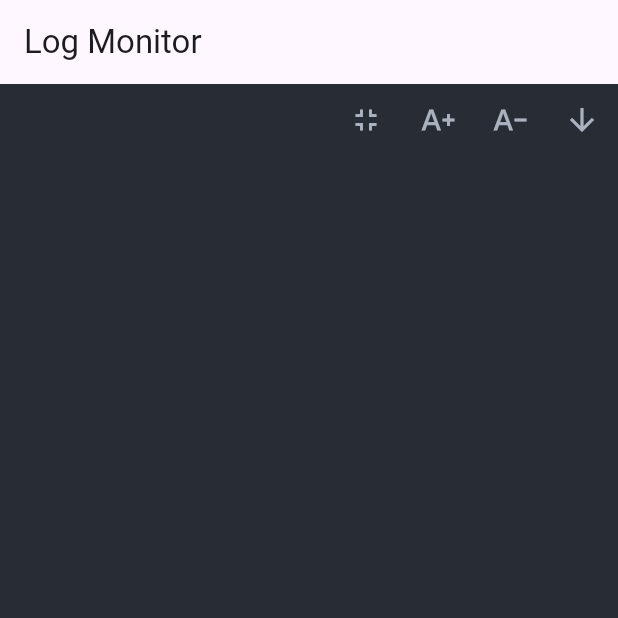
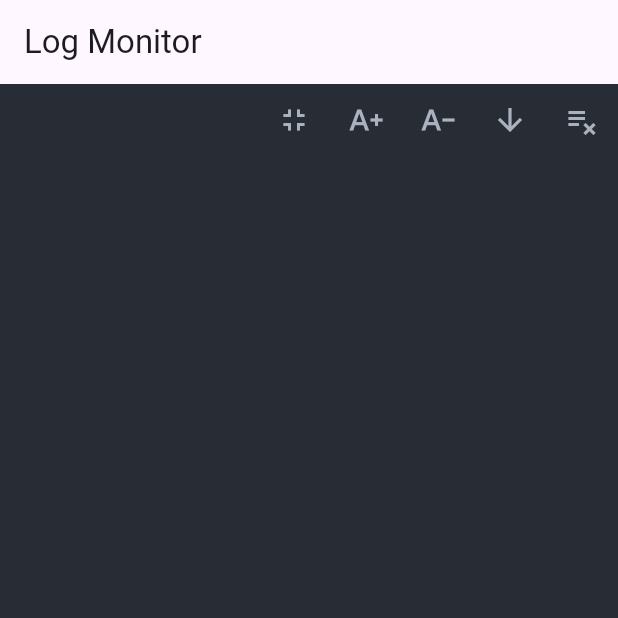
Before and after one commit to Dennis40816/hand_app, a Flutter app: the screen it shows after launch, item 2 of the bottom bar chosen, after a tap on the "fullscreen" icon, on a phone screen of 412 x 824 dp, the top half of it. Run offline on Flutter 3.47's test engine with Material 3 defaults, Android fonts, the phone set to English and light mode, and no system bars; our stand-ins replace logger.

Commit message:
feat: add clear data button on terminal
Signed-off-by: Dennis Liu <dennis48161025@gmail.com>

```diff
--- a/packages/hand_core/lib/src/components/common/terminal.dart
+++ b/packages/hand_core/lib/src/components/common/terminal.dart
@@ -16,6 +16,13 @@ class _TerminalState<T extends TerminalController> extends State<Terminal<T>> {
   bool _shouldAutoScroll = true;
   bool _isExpanded = false;
 
+  static const double minChildSizeValue = 0.3;
+  static const double maxChildSizeValue = 1.0;
+
+  double _minChildSize = minChildSizeValue;
+  double _currentChildSize = minChildSizeValue;
+  double _maxChildSize = maxChildSizeValue;
+
   TextSpan _applyFontSize(TextSpan originalTextSpan, double fontSize) {
     return TextSpan(
       text: originalTextSpan.text,
@@ -30,11 +37,17 @@ class _TerminalState<T extends TerminalController> extends State<Terminal<T>> {
     );
   }
 
+  /// TODO: Change _current, _min, _max child size when drag
+
   void _toggleExpand() {
     setState(() {
       _isExpanded = !_isExpanded;
-      // 更新 DraggableScrollableSheet 的大小
-      DraggableScrollableActuator.reset(context);
+
+      if (_isExpanded) {
+        _currentChildSize = _maxChildSize;
+      } else {
+        _currentChildSize = _minChildSize;
+      }
     });
   }
 
@@ -56,9 +69,9 @@ class _TerminalState<T extends TerminalController> extends State<Terminal<T>> {
           return Theme(
             data: widget.theme.themeData,
             child: DraggableScrollableSheet(
-              initialChildSize: _isExpanded ? 1.0 : 0.3,
-              minChildSize: 0.1,
-              maxChildSize: 1.0,
+              initialChildSize: _currentChildSize,
+              minChildSize: _minChildSize,
+              maxChildSize: _maxChildSize,
               builder: (context, sheetScrollController) {
                 sheetScrollController.addListener(() {
                   if (sheetScrollController.position.pixels ==
@@ -92,6 +105,7 @@ class _TerminalState<T extends TerminalController> extends State<Terminal<T>> {
                                 ? Icons.fullscreen_exit
                                 : Icons.fullscreen),
                             onPressed: _toggleExpand,
+                            tooltip: _isExpanded ? 'Expand' : 'Collapse',
                           ),
                           IconButton(
                             icon: const Icon(Icons.text_increase),
@@ -99,6 +113,7 @@ class _TerminalState<T extends TerminalController> extends State<Terminal<T>> {
                               terminalController.updateFontSize(
                                   terminalController.fontSize + 1);
                             },
+                            tooltip: 'Increase Font Size',
                           ),
                           IconButton(
                             icon: const Icon(Icons.text_decrease),
@@ -106,12 +121,21 @@ class _TerminalState<T extends TerminalController> extends State<Terminal<T>> {
                               terminalController.updateFontSize(
                                   terminalController.fontSize - 1);
                             },
+                            tooltip: 'Decrease Font Size',
                           ),
                           IconButton(
                             icon: const Icon(Icons.arrow_downward),
                             onPressed: () =>
                                 _scrollToBottom(sheetScrollController),
+                            tooltip: 'Scroll to Bottom',
                           ),
+                          IconButton(
+                            icon: const Icon(Icons.playlist_remove),
+                            onPressed: () => terminalController.clear(),
+                            tooltip: 'Clear all data',
+                          ),
+
+                          /// TODO: add clear button
                         ],
                       ),
                       Expanded(
```
